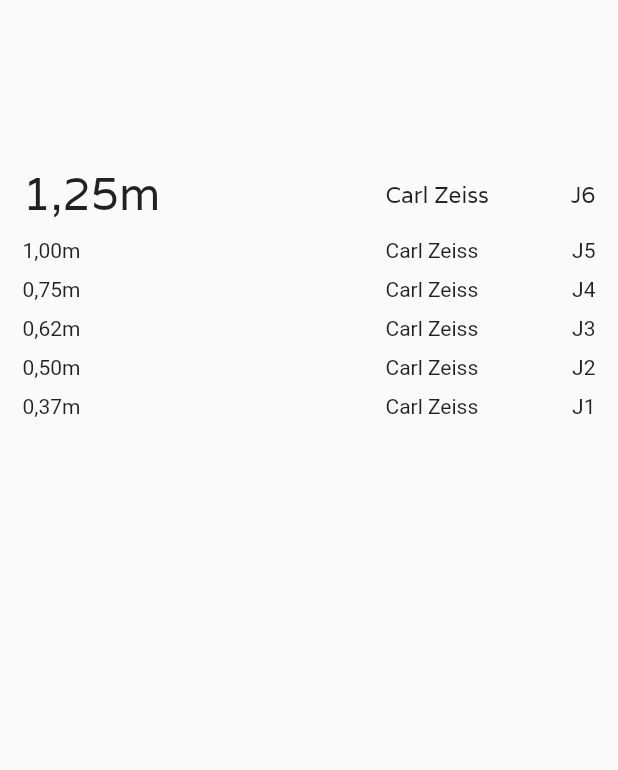
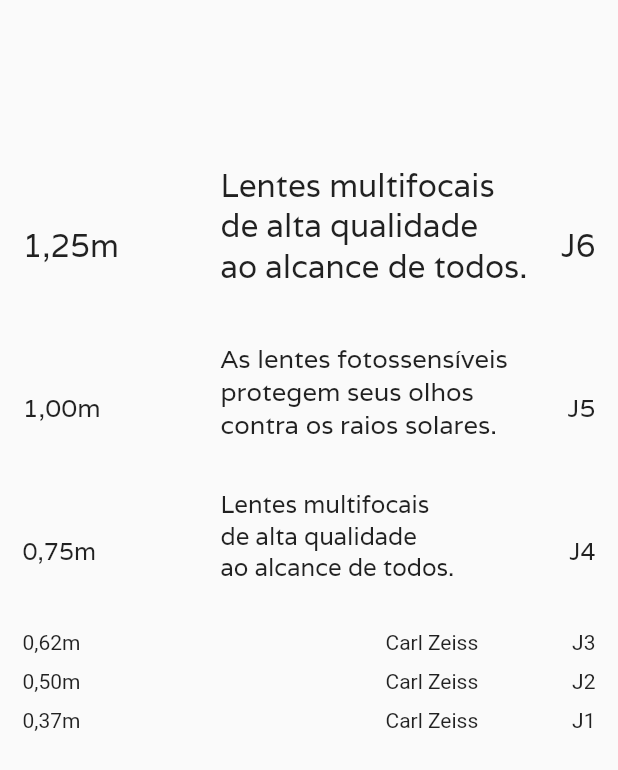
Before and after one commit to JonatasnCosta/tabeladeperto, a Flutter app: the screen it shows after launch, on a phone screen of 412 x 824 dp. Shown: the top 770 px of the screen. Run offline on Flutter 3.47's test engine with Material 2 defaults, Android fonts, the phone set to English and light mode, and no system bars.

Commit message:
Criado J6, J5, e J4

```diff
--- a/tabeladeperto_app/lib/Tabela.dart
+++ b/tabeladeperto_app/lib/Tabela.dart
@@ -18,22 +18,24 @@
             children: <Widget>[
               Text('1,25m',
               style: TextStyle(fontFamily: ('Varela'),
-              fontSize: 30.0
+              fontSize: 21.0
               ),
               ),
               Container(
-            width: 140.0,
+            width: 250.0,
             child: Row(
               mainAxisAlignment: MainAxisAlignment.spaceBetween,
               children: <Widget>[
-                Text('Carl Zeiss',
+                Text("Lentes multifocais\n"
+                     "de alta qualidade \n"
+                     "ao alcance de todos.\n",
               style: TextStyle(fontFamily: ('Varela'),
-              fontSize: 15.0
+              fontSize: 21.0
               ),
               ),
                 Text('J6',
               style: TextStyle(fontFamily: ('Varela'),
-              fontSize: 15.0
+              fontSize: 21.0
               ),
                 )
               ],
@@ -45,14 +47,28 @@
         Row(
            mainAxisAlignment: MainAxisAlignment.spaceBetween,
            children: <Widget>[
-              Text('1,00m'),
+              Text('1,00m',
+               style: TextStyle(fontFamily: ('Varela'),
+              fontSize: 17.0
+              ),
+              ),
               Container(
-            width: 140.0,
+            width: 250.0,
             child: Row(
               mainAxisAlignment: MainAxisAlignment.spaceBetween,
               children: <Widget>[
-                Text('Carl Zeiss'),
-                Text('J5')
+                Text("As lentes fotossensíveis \n"
+                     "protegem seus olhos \n"
+                     "contra os raios solares.\n",
+                      style: TextStyle(fontFamily: ('Varela'),
+              fontSize: 17.0
+              ),
+              ),
+                Text('J5',
+                 style: TextStyle(fontFamily: ('Varela'),
+              fontSize: 17.0
+              ),
+              )
               ],
             ),
           )
@@ -62,14 +78,28 @@
          Row(
            mainAxisAlignment: MainAxisAlignment.spaceBetween,
            children: <Widget>[
-              Text('0,75m'),
+              Text('0,75m',
+              style: TextStyle(fontFamily: ('Varela'),
+              fontSize: 16.0
+              ),
+              ),
               Container(
-            width: 140.0,
+            width: 250.0,
             child: Row(
               mainAxisAlignment: MainAxisAlignment.spaceBetween,
               children: <Widget>[
-                Text('Carl Zeiss'),
-                Text('J4')
+                Text("Lentes multifocais\n"
+                     "de alta qualidade \n"
+                     "ao alcance de todos.\n",
+                     style: TextStyle(fontFamily: ('Varela'),
+                    fontSize: 16.0
+              ),
+                     ),
+                Text('J4',
+              style: TextStyle(fontFamily: ('Varela'),
+              fontSize: 16.0
+              ),
+                )
               ],
             ),
           )
```
